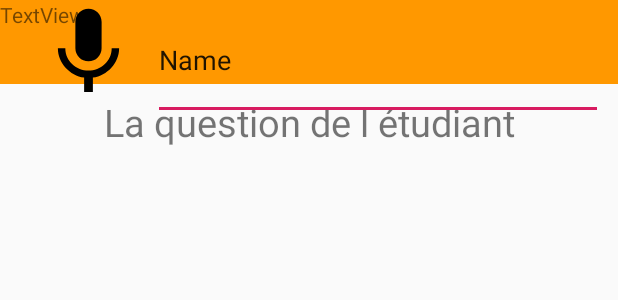
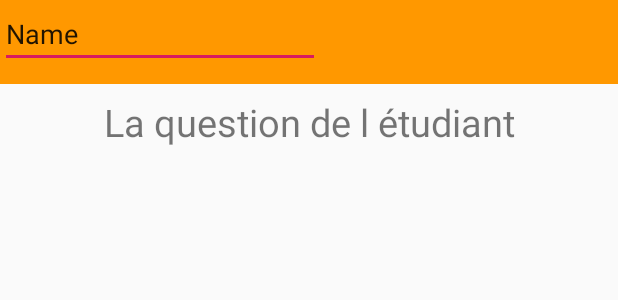
Before and after one commit to Cadz006/TP2_Dev_mobile, an Android app: the layout activity_question_etudiant.xml on its own in the app's theme, with its tools: preview values and no code run, on a phone screen of 412 x 824 dp. Shown: the top 300 px of the screen. Run offline under Robolectric (Android 15) with nearby library versions, the phone set to English and light mode, and no system bars.

Commit message:
Revert "question etudiant"
This reverts commit b6f18044ef26b76634a84c3483a375fdf2c1e20b.

```diff
--- a/TP2_Dev_Mobile/app/src/main/res/drawable/ic_mic.xml
+++ /dev/null
@@ -1,9 +0,0 @@
-<vector xmlns:android="http://schemas.android.com/apk/res/android"
-        android:width="24dp"
-        android:height="24dp"
-        android:viewportWidth="24.0"
-        android:viewportHeight="24.0">
-    <path
-        android:fillColor="#FF000000"
-        android:pathData="M12,14c1.66,0 2.99,-1.34 2.99,-3L15,5c0,-1.66 -1.34,-3 -3,-3S9,3.34 9,5v6c0,1.66 1.34,3 3,3zM17.3,11c0,3 -2.54,5.1 -5.3,5.1S6.7,14 6.7,11L5,11c0,3.41 2.72,6.23 6,6.72L11,21h2v-3.28c3.28,-0.48 6,-3.3 6,-6.72h-1.7z"/>
-</vector>
--- a/TP2_Dev_Mobile/app/src/main/res/layout/activity_question_etudiant.xml
+++ b/TP2_Dev_Mobile/app/src/main/res/layout/activity_question_etudiant.xml
@@ -32,32 +32,11 @@
 
     <EditText
         android:id="@+id/editText"
-        android:layout_width="300dp"
-        android:layout_height="80dp"
-        android:layout_marginStart="8dp"
-        android:layout_marginEnd="8dp"
+        android:layout_width="wrap_content"
+        android:layout_height="wrap_content"
         android:ems="10"
         android:inputType="textPersonName"
         android:text="Name"
-        app:layout_constraintEnd_toEndOf="parent"
-        app:layout_constraintHorizontal_bias="0.0"
-        app:layout_constraintStart_toEndOf="@+id/button"
-        app:layout_constraintTop_toTopOf="@+id/button" />
-
-    <Button
-        android:id="@+id/button"
-        android:layout_width="70dp"
-        android:layout_height="70dp"
-        android:layout_marginStart="24dp"
-        android:background="@drawable/ic_mic"
-        app:layout_constraintStart_toStartOf="parent"
-        tools:layout_editor_absoluteY="250dp" />
-
-    <TextView
-        android:id="@+id/TxAnswerNotice"
-        android:layout_width="wrap_content"
-        android:layout_height="wrap_content"
-        android:text="TextView"
-        tools:layout_editor_absoluteX="16dp"
-        tools:layout_editor_absoluteY="143dp" />
+        tools:layout_editor_absoluteX="99dp"
+        tools:layout_editor_absoluteY="156dp" />
 </androidx.constraintlayout.widget.ConstraintLayout>
```
